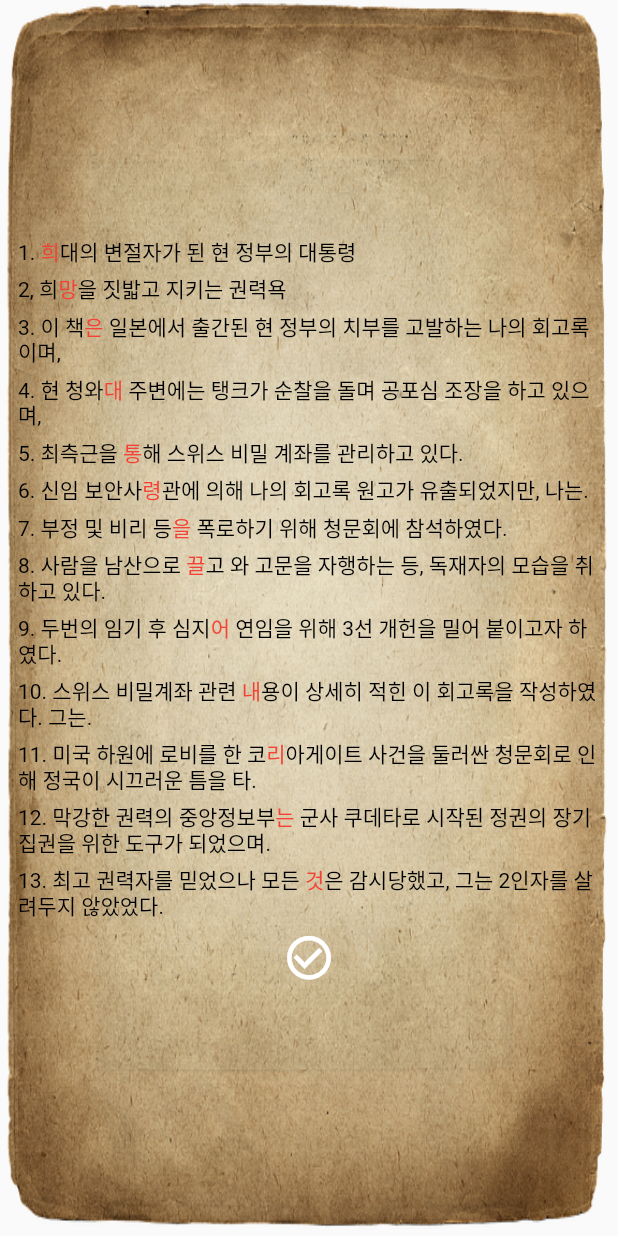
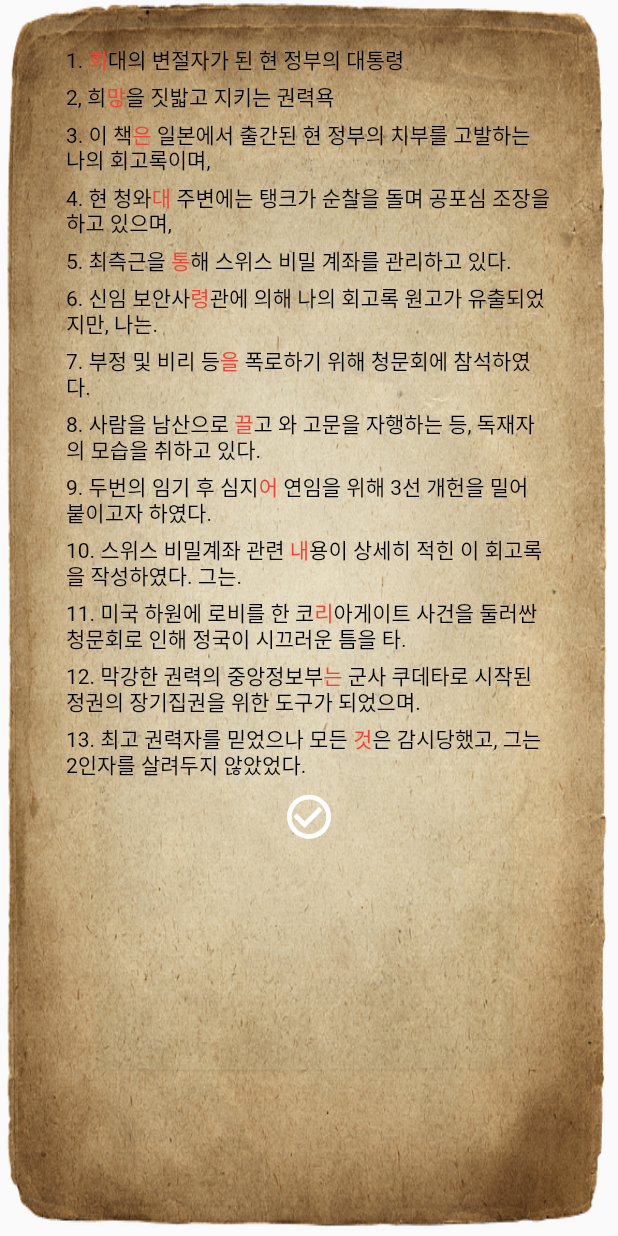
Before and after one commit to sejun2/fieldtrip_sejun, a Flutter app: the Hint5Page screen opened by its route, on a phone screen of 412 x 824 dp. Run offline on Flutter 3.47's test engine with Material 2 defaults, Android fonts, the phone set to English and light mode, and no system bars; our stand-ins replace animated_text_kit, audioplayers, get, step_progress_indicator, styled_text; missing offline and left inert: proste_indexed_stack.

Commit message:
Fix: statement fixed.

```diff
--- a/lib/pages/content_select_page/act1/act1-1/hint_page/hint5_page.dart
+++ b/lib/pages/content_select_page/act1/act1-1/hint_page/hint5_page.dart
@@ -30,6 +30,9 @@ class _Hint5PageState extends State<Hint5Page> {
         right: 0,
         top: 0,
         bottom: 0,
+        child: Padding(
+          padding: const EdgeInsets.all(32.0),
+          child: SingleChildScrollView(
             child: Column(
               crossAxisAlignment: CrossAxisAlignment.start,
               mainAxisAlignment: MainAxisAlignment.center,
@@ -149,6 +152,8 @@ class _Hint5PageState extends State<Hint5Page> {
                   child: e,
                 );
               }).toList(),
+            ),
+          ),
         ));
   }
 }
--- a/lib/pages/content_select_page/act1/act1-4/hint_page/hint2_page.dart
+++ b/lib/pages/content_select_page/act1/act1-4/hint_page/hint2_page.dart
@@ -24,6 +24,8 @@ class Hint2Page extends StatelessWidget {
 
   Widget _buildContent() {
     return Positioned(
+        child: Padding(
+          padding: const EdgeInsets.all(32.0),
           child: Center(
             child: SingleChildScrollView(
               child: Column(
@@ -96,6 +98,7 @@ class Hint2Page extends StatelessWidget {
                 }).toList(),
               ),
             ),
+          ),
         ));
   }
 }
--- a/lib/pages/content_select_page/act1/act1-6/act1_6_page.dart
+++ b/lib/pages/content_select_page/act1/act1-6/act1_6_page.dart
@@ -87,8 +87,6 @@ class _Act1_6PageState extends State<Act1_6Page> {
                   IndexedStackChild(child: Container()),
                   IndexedStackChild(
                     child: const StatementSceneWidget(
-                        rightPerson: 'assets/character/kimjaegyu1.png',
-                        leftPerson: 'assets/character/parkjunghee1.png',
                         statement: '<r>도청</r> 사실을 알게 된 <b>김재규</b> 부장은 <b>박정희</b>에게 보고하러 대통령 집무실로 향한다.',
                         name: ''),
                   ),
```
Also changed, not shown: 1 other file. Lines whose indentation alone changed are shown as unchanged.
